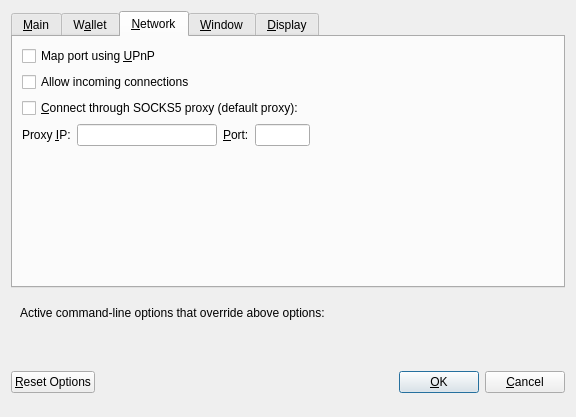
Before: the Qt Designer form src/qt/forms/optionsdialog.ui in MKTCOIN-PROJECT/mktcoin, drawn with Qt 5.
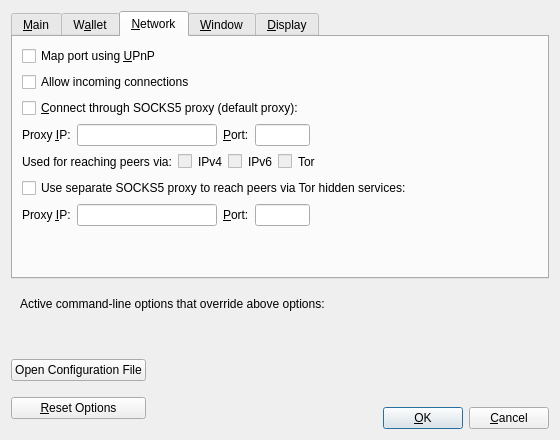
After: the same form once the commit is applied. The open tabs and pages were chosen to show the change. Custom widgets are drawn as their Qt base class.

```diff
--- a/src/qt/forms/optionsdialog.ui
+++ b/src/qt/forms/optionsdialog.ui
@@ -6,8 +6,8 @@
    <rect>
     <x>0</x>
     <y>0</y>
-    <width>576</width>
-    <height>417</height>
+    <width>560</width>
+    <height>440</height>
    </rect>
   </property>
   <property name="windowTitle">
@@ -30,10 +30,10 @@
        <item>
         <widget class="QCheckBox" name="bitcoinAtStartup">
          <property name="toolTip">
-          <string>Automatically start MktCoin after logging in to the system.</string>
+          <string>Automatically start %1 after logging in to the system.</string>
          </property>
          <property name="text">
-          <string>&amp;Start MktCoin on system login</string>
+          <string>&amp;Start %1 on system login</string>
          </property>
         </widget>
        </item>
@@ -153,20 +153,10 @@
             </property>
            </widget>
           </item>
-          <item>
-           <widget class="QCheckBox" name="showMasternodesTab">
-            <property name="toolTip">
-             <string>Show additional tab listing all your masternodes in first sub-tab&lt;br/&gt;and all masternodes on the network in second sub-tab.</string>
-            </property>
-            <property name="text">
-             <string>Show Masternodes Tab</string>
-            </property>
-           </widget>
-          </item>
           <item>
            <widget class="QCheckBox" name="spendZeroConfChange">
             <property name="toolTip">
-             <string>If you disable the spending of unconfirmed change, the change from a transaction&lt;br/&gt;cannot be used until that transaction has at least one confirmation.&lt;br/&gt;This also affects how your balance is computed.</string>
+             <string>If you disable the spending of unconfirmed change, the change from a transaction cannot be used until that transaction has at least one confirmation. This also affects how your balance is computed.</string>
             </property>
             <property name="text">
              <string>&amp;Spend unconfirmed change</string>
@@ -199,7 +189,7 @@
        <item>
         <widget class="QCheckBox" name="mapPortUpnp">
          <property name="toolTip">
-          <string>Automatically open the MktCoin client port on the router. This only works when your router supports UPnP and it is enabled.</string>
+          <string>Automatically open the Bitcoin client port on the router. This only works when your router supports UPnP and it is enabled.</string>
          </property>
          <property name="text">
           <string>Map port using &amp;UPnP</string>
@@ -219,7 +209,7 @@
        <item>
         <widget class="QCheckBox" name="connectSocks">
          <property name="toolTip">
-          <string>Connect to the MktCoin network through a SOCKS5 proxy.</string>
+          <string>Connect to the Bitcoin network through a SOCKS5 proxy.</string>
          </property>
          <property name="text">
           <string>&amp;Connect through SOCKS5 proxy (default proxy):</string>
@@ -307,6 +297,193 @@
          </item>
         </layout>
        </item>
+       <item>
+        <layout class="QHBoxLayout" name="horizontalLayout_2_Network">
+         <item>
+          <widget class="QLabel" name="proxyActiveNets">
+           <property name="text">
+            <string>Used for reaching peers via:</string>
+           </property>
+           <property name="textFormat">
+            <enum>Qt::PlainText</enum>
+           </property>
+          </widget>
+         </item>
+         <item>
+          <widget class="QCheckBox" name="proxyReachIPv4">
+           <property name="enabled">
+            <bool>false</bool>
+           </property>
+           <property name="toolTip">
+            <string>Shows, if the supplied default SOCKS5 proxy is used to reach peers via this network type.</string>
+           </property>
+           <property name="text">
+            <string/>
+           </property>
+          </widget>
+         </item>
+         <item>
+          <widget class="QLabel" name="proxyReachIPv4Label">
+           <property name="text">
+            <string>IPv4</string>
+           </property>
+           <property name="textFormat">
+            <enum>Qt::PlainText</enum>
+           </property>
+          </widget>
+         </item>
+         <item>
+          <widget class="QCheckBox" name="proxyReachIPv6">
+           <property name="enabled">
+            <bool>false</bool>
+           </property>
+           <property name="toolTip">
+            <string>Shows, if the supplied default SOCKS5 proxy is used to reach peers via this network type.</string>
+           </property>
+           <property name="text">
+            <string/>
+           </property>
+          </widget>
+         </item>
+         <item>
+          <widget class="QLabel" name="proxyReachIPv6Label">
+           <property name="text">
+            <string>IPv6</string>
+           </property>
+           <property name="textFormat">
+            <enum>Qt::PlainText</enum>
+           </property>
+          </widget>
+         </item>
+         <item>
+          <widget class="QCheckBox" name="proxyReachTor">
+           <property name="enabled">
+            <bool>false</bool>
+           </property>
+           <property name="toolTip">
+            <string>Shows, if the supplied default SOCKS5 proxy is used to reach peers via this network type.</string>
+           </property>
+           <property name="text">
+            <string/>
+           </property>
+          </widget>
+         </item>
+         <item>
+          <widget class="QLabel" name="proxyReachTorLabel">
+           <property name="text">
+            <string>Tor</string>
+           </property>
+           <property name="textFormat">
+            <enum>Qt::PlainText</enum>
+           </property>
+          </widget>
+         </item>
+         <item>
+          <spacer name="horizontalSpacer_2_Network">
+           <property name="orientation">
+            <enum>Qt::Horizontal</enum>
+           </property>
+           <property name="sizeHint" stdset="0">
+            <size>
+             <width>40</width>
+             <height>20</height>
+            </size>
+           </property>
+          </spacer>
+         </item>
+        </layout>
+       </item>
+       <item>
+        <widget class="QCheckBox" name="connectSocksTor">
+         <property name="toolTip">
+          <string>Connect to the Bitcoin network through a separate SOCKS5 proxy for Tor hidden services.</string>
+         </property>
+         <property name="text">
+          <string>Use separate SOCKS5 proxy to reach peers via Tor hidden services:</string>
+         </property>
+        </widget>
+       </item>
+       <item>
+        <layout class="QHBoxLayout" name="horizontalLayout_3_Network">
+         <item>
+          <widget class="QLabel" name="proxyIpTorLabel">
+           <property name="text">
+            <string>Proxy &amp;IP:</string>
+           </property>
+           <property name="textFormat">
+            <enum>Qt::PlainText</enum>
+           </property>
+           <property name="buddy">
+            <cstring>proxyIpTor</cstring>
+           </property>
+          </widget>
+         </item>
+         <item>
+          <widget class="QValidatedLineEdit" name="proxyIpTor">
+           <property name="minimumSize">
+            <size>
+             <width>140</width>
+             <height>0</height>
+            </size>
+           </property>
+           <property name="maximumSize">
+            <size>
+             <width>140</width>
+             <height>16777215</height>
+            </size>
+           </property>
+           <property name="toolTip">
+            <string>IP address of the proxy (e.g. IPv4: 127.0.0.1 / IPv6: ::1)</string>
+           </property>
+          </widget>
+         </item>
+         <item>
+          <widget class="QLabel" name="proxyPortTorLabel">
+           <property name="text">
+            <string>&amp;Port:</string>
+           </property>
+           <property name="textFormat">
+            <enum>Qt::PlainText</enum>
+           </property>
+           <property name="buddy">
+            <cstring>proxyPortTor</cstring>
+           </property>
+          </widget>
+         </item>
+         <item>
+          <widget class="QLineEdit" name="proxyPortTor">
+           <property name="minimumSize">
+            <size>
+             <width>55</width>
+             <height>0</height>
+            </size>
+           </property>
+           <property name="maximumSize">
+            <size>
+             <width>55</width>
+             <height>16777215</height>
+            </size>
+           </property>
+           <property name="toolTip">
+            <string>Port of the proxy (e.g. 9050)</string>
+           </property>
+          </widget>
+         </item>
+         <item>
+          <spacer name="horizontalSpacer_4_Network">
+           <property name="orientation">
+            <enum>Qt::Horizontal</enum>
+           </property>
+           <property name="sizeHint" stdset="0">
+            <size>
+             <width>40</width>
+             <height>20</height>
+            </size>
+           </property>
+          </spacer>
+         </item>
+        </layout>
+       </item>
        <item>
         <spacer name="verticalSpacer_Network">
          <property name="orientation">
@@ -327,6 +504,16 @@
        <string>&amp;Window</string>
       </attribute>
       <layout class="QVBoxLayout" name="verticalLayout_Window">
+       <item>
+        <widget class="QCheckBox" name="hideTrayIcon">
+         <property name="toolTip">
+          <string>&amp;Hide the icon from the system tray.</string>
+         </property>
+         <property name="text">
+          <string>Hide tray icon</string>
+         </property>
+        </widget>
+       </item>
        <item>
         <widget class="QCheckBox" name="minimizeToTray">
          <property name="toolTip">
@@ -340,7 +527,7 @@
        <item>
         <widget class="QCheckBox" name="minimizeOnClose">
          <property name="toolTip">
-          <string>Minimize instead of exit the application when the window is closed. When this option is enabled, the application will be closed only after selecting Quit in the menu.</string>
+          <string>Minimize instead of exit the application when the window is closed. When this option is enabled, the application will be closed only after selecting Exit in the menu.</string>
          </property>
          <property name="text">
           <string>M&amp;inimize on close</string>
@@ -385,62 +572,12 @@
          <item>
           <widget class="QValueComboBox" name="lang">
            <property name="toolTip">
-            <string>The user interface language can be set here. This setting will take effect after restarting MktCoin.</string>
+            <string>The user interface language can be set here. This setting will take effect after restarting %1.</string>
            </property>
           </widget>
          </item>
         </layout>
        </item>
-       <item>
-        <widget class="QLabel" name="label_3">
-         <property name="toolTip">
-          <string notr="true"/>
-         </property>
-         <property name="statusTip">
-          <string notr="true"/>
-         </property>
-         <property name="whatsThis">
-          <string notr="true"/>
-         </property>
-         <property name="accessibleName">
-          <string notr="true"/>
-         </property>
-         <property name="text">
-          <string>Language missing or translation incomplete? Help contributing translations here:
-https://www.transifex.com/mktcoin/mktcoin-translations</string>
-         </property>
-         <property name="wordWrap">
-          <bool>true</bool>
-         </property>
-         <property name="openExternalLinks">
-          <bool>true</bool>
-         </property>
-         <property name="textInteractionFlags">
-          <set>Qt::TextBrowserInteraction</set>
-         </property>
-        </widget>
-       </item>
-       <item>
-        <layout class="QHBoxLayout" name="horizontalLayout_4_Display" stretch="0,0">
-         <item>
-          <widget class="QLabel" name="themeLabel">
-           <property name="text">
-            <string>User Interface Theme:</string>
-           </property>
-          </widget>
-         </item>
-         <item>
-          <widget class="QValueComboBox" name="theme"/>
-         </item>
-        </layout>
-       </item>
-       <item>
-        <widget class="Line" name="line">
-         <property name="orientation">
-          <enum>Qt::Horizontal</enum>
-         </property>
-        </widget>
-       </item>
        <item>
         <layout class="QHBoxLayout" name="horizontalLayout_2_Display">
          <item>
@@ -465,20 +602,6 @@
          </item>
         </layout>
        </item>
-       <item>
-        <layout class="QHBoxLayout" name="horizontalLayout_5_Display">
-         <item>
-          <widget class="QLabel" name="digitsLabel">
-           <property name="text">
-            <string>Decimal digits</string>
-           </property>
-          </widget>
-         </item>
-         <item>
-          <widget class="QValueComboBox" name="digits"/>
-         </item>
-        </layout>
-       </item>
        <item>
         <layout class="QHBoxLayout" name="horizontalLayout_3_Display">
          <item>
@@ -504,7 +627,7 @@
         </layout>
        </item>
        <item>
-        <spacer name="verticalSpacer">
+        <spacer name="verticalSpacer_Display">
          <property name="orientation">
           <enum>Qt::Vertical</enum>
          </property>
@@ -569,17 +692,34 @@
    <item>
     <layout class="QHBoxLayout" name="horizontalLayout_Buttons">
      <item>
-      <widget class="QPushButton" name="resetButton">
-       <property name="toolTip">
-        <string>Reset all client options to default.</string>
-       </property>
-       <property name="text">
-        <string>&amp;Reset Options</string>
-       </property>
-       <property name="autoDefault">
-        <bool>false</bool>
-       </property>
-      </widget>
+      <layout class="QVBoxLayout" name="verticalLayout_Buttons">
+       <item>
+        <widget class="QPushButton" name="openBitcoinConfButton">
+         <property name="toolTip">
+          <string>Open the %1 configuration file from the working directory.</string>
+         </property>
+         <property name="text">
+          <string>Open Configuration File</string>
+         </property>
+         <property name="autoDefault">
+          <bool>false</bool>
+         </property>
+        </widget>
+       </item>
+       <item>
+        <widget class="QPushButton" name="resetButton">
+         <property name="toolTip">
+          <string>Reset all client options to default.</string>
+         </property>
+         <property name="text">
+          <string>&amp;Reset Options</string>
+         </property>
+         <property name="autoDefault">
+          <bool>false</bool>
+         </property>
+        </widget>
+       </item>
+      </layout>
      </item>
      <item>
       <spacer name="horizontalSpacer_1">
@@ -633,27 +773,48 @@
       </spacer>
      </item>
      <item>
-      <widget class="QPushButton" name="okButton">
-       <property name="text">
-        <string>&amp;OK</string>
-       </property>
-       <property name="autoDefault">
-        <bool>false</bool>
-       </property>
-       <property name="default">
-        <bool>true</bool>
-       </property>
-      </widget>
-     </item>
-     <item>
-      <widget class="QPushButton" name="cancelButton">
-       <property name="text">
-        <string>&amp;Cancel</string>
-       </property>
-       <property name="autoDefault">
-        <bool>false</bool>
-       </property>
-      </widget>
+      <layout class="QVBoxLayout" name="verticalLayout_4">
+       <item>
+        <spacer name="verticalSpacer">
+         <property name="orientation">
+          <enum>Qt::Vertical</enum>
+         </property>
+         <property name="sizeHint" stdset="0">
+          <size>
+           <width>20</width>
+           <height>40</height>
+          </size>
+         </property>
+        </spacer>
+       </item>
+       <item>
+        <layout class="QHBoxLayout" name="horizontalLayout">
+         <item>
+          <widget class="QPushButton" name="okButton">
+           <property name="text">
+            <string>&amp;OK</string>
+           </property>
+           <property name="autoDefault">
+            <bool>false</bool>
+           </property>
+           <property name="default">
+            <bool>true</bool>
+           </property>
+          </widget>
+         </item>
+         <item>
+          <widget class="QPushButton" name="cancelButton">
+           <property name="text">
+            <string>&amp;Cancel</string>
+           </property>
+           <property name="autoDefault">
+            <bool>false</bool>
+           </property>
+          </widget>
+         </item>
+        </layout>
+       </item>
+      </layout>
      </item>
     </layout>
    </item>
```
